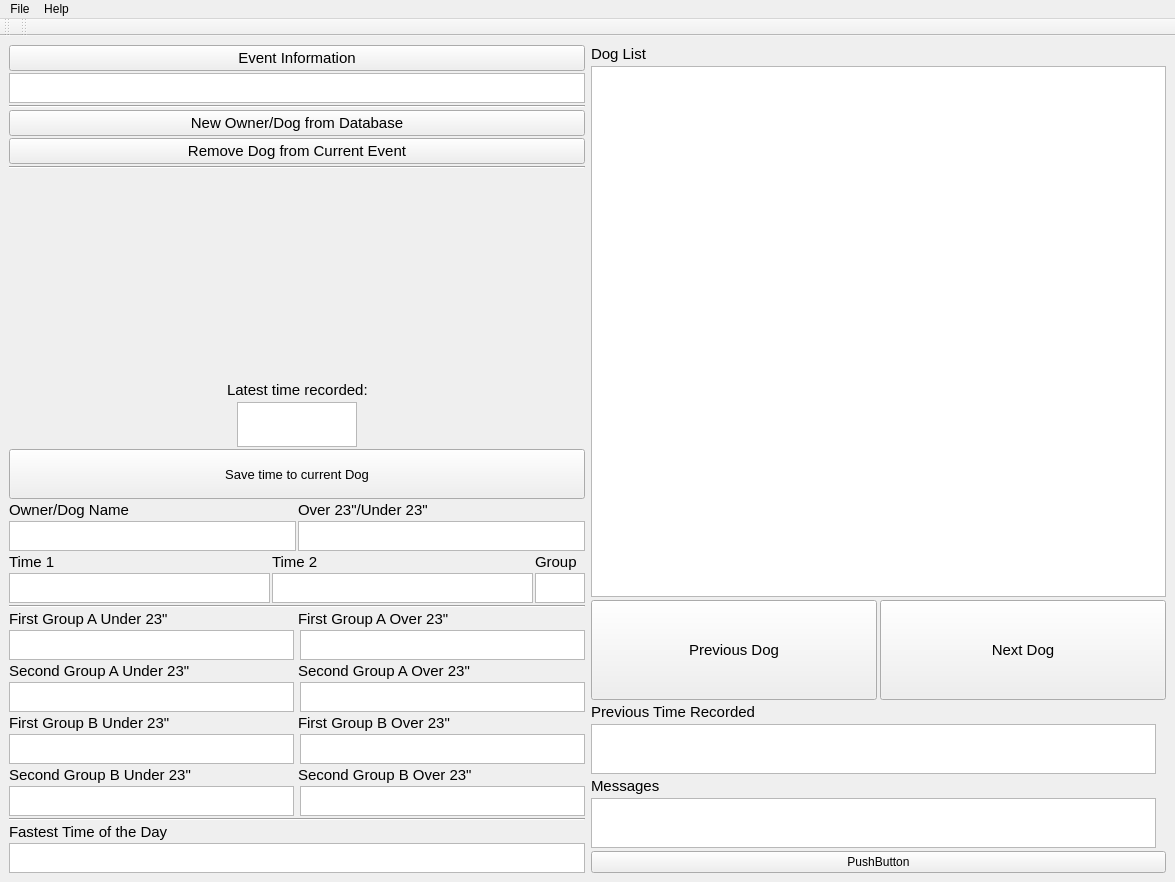
davavanstone/DogTiming, file frontend.ui: the form before one commit.
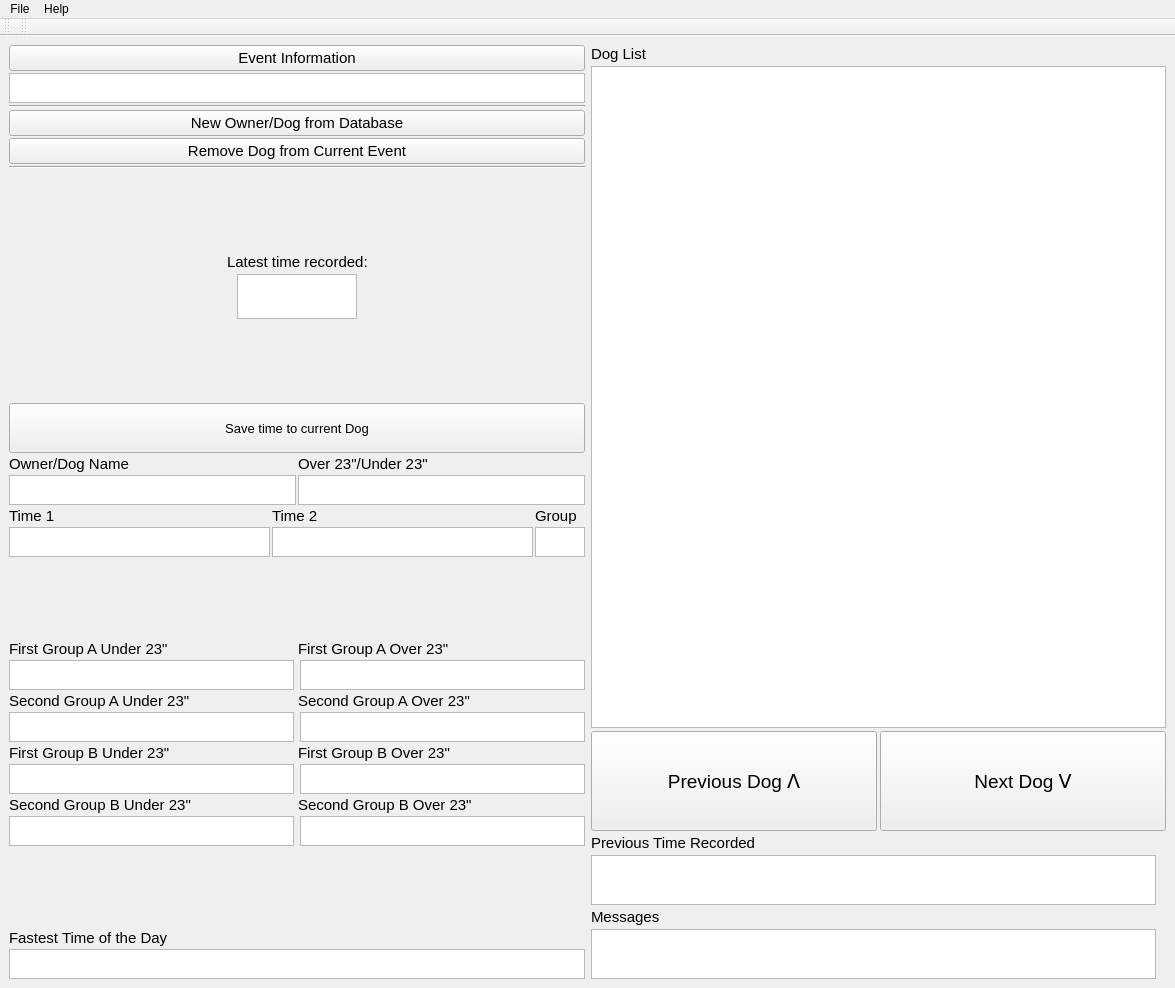
The form after the commit. Icons and pictures are not drawn.

Commit message: More layout adjustment

Patch:
```diff
--- a/frontend.ui
+++ b/frontend.ui
@@ -7,7 +7,7 @@
     <x>0</x>
     <y>0</y>
     <width>1175</width>
-    <height>882</height>
+    <height>988</height>
    </rect>
   </property>
   <property name="windowTitle">
@@ -233,6 +233,19 @@
         </item>
        </layout>
       </item>
+      <item>
+       <spacer name="verticalSpacer_2">
+        <property name="orientation">
+         <enum>Qt::Vertical</enum>
+        </property>
+        <property name="sizeHint" stdset="0">
+         <size>
+          <width>20</width>
+          <height>40</height>
+         </size>
+        </property>
+       </spacer>
+      </item>
       <item>
        <widget class="QPushButton" name="pButton_SaveTime">
         <property name="sizePolicy">
@@ -509,11 +522,17 @@
        </layout>
       </item>
       <item>
-       <widget class="Line" name="line_4">
+       <spacer name="verticalSpacer_3">
         <property name="orientation">
-         <enum>Qt::Horizontal</enum>
+         <enum>Qt::Vertical</enum>
         </property>
-       </widget>
+        <property name="sizeHint" stdset="0">
+         <size>
+          <width>20</width>
+          <height>40</height>
+         </size>
+        </property>
+       </spacer>
       </item>
       <item>
        <layout class="QHBoxLayout" name="horizontalLayout_26">
@@ -1131,11 +1150,17 @@
        </layout>
       </item>
       <item>
-       <widget class="Line" name="line_10">
+       <spacer name="verticalSpacer_4">
         <property name="orientation">
-         <enum>Qt::Horizontal</enum>
+         <enum>Qt::Vertical</enum>
         </property>
-       </widget>
+        <property name="sizeHint" stdset="0">
+         <size>
+          <width>20</width>
+          <height>40</height>
+         </size>
+        </property>
+       </spacer>
       </item>
       <item>
        <layout class="QHBoxLayout" name="horizontalLayout_8">
@@ -1249,14 +1274,14 @@
           </property>
           <property name="font">
            <font>
-            <pointsize>11</pointsize>
+            <pointsize>14</pointsize>
             <weight>50</weight>
             <italic>false</italic>
             <bold>false</bold>
            </font>
           </property>
           <property name="text">
-           <string>Previous Dog</string>
+           <string>Previous Dog ⴷ</string>
           </property>
           <property name="iconSize">
            <size>
@@ -1282,14 +1307,14 @@
           </property>
           <property name="font">
            <font>
-            <pointsize>11</pointsize>
+            <pointsize>14</pointsize>
             <weight>50</weight>
             <italic>false</italic>
             <bold>false</bold>
            </font>
           </property>
           <property name="text">
-           <string>Next Dog</string>
+           <string>Next Dog ⴸ</string>
           </property>
          </widget>
         </item>
@@ -1405,13 +1430,6 @@
         </item>
        </layout>
       </item>
-      <item>
-       <widget class="QPushButton" name="pushButton">
-        <property name="text">
-         <string>PushButton</string>
-        </property>
-       </widget>
-      </item>
      </layout>
     </item>
    </layout>
```
